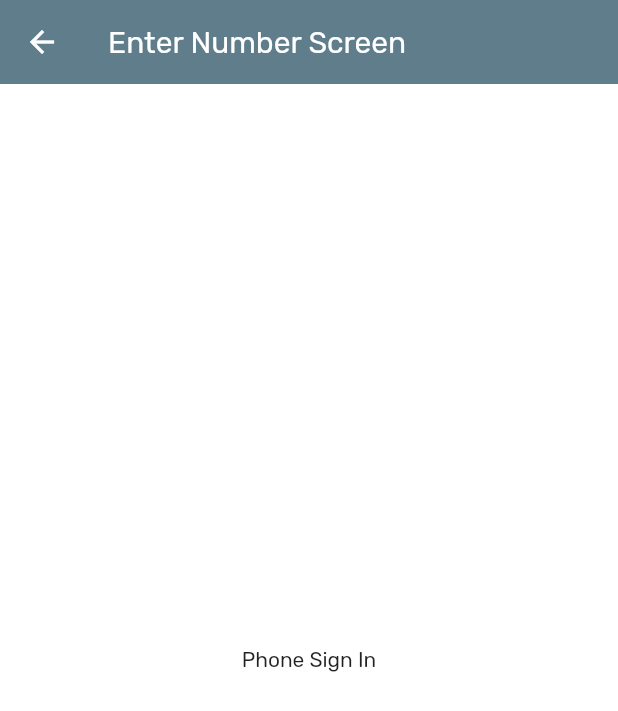
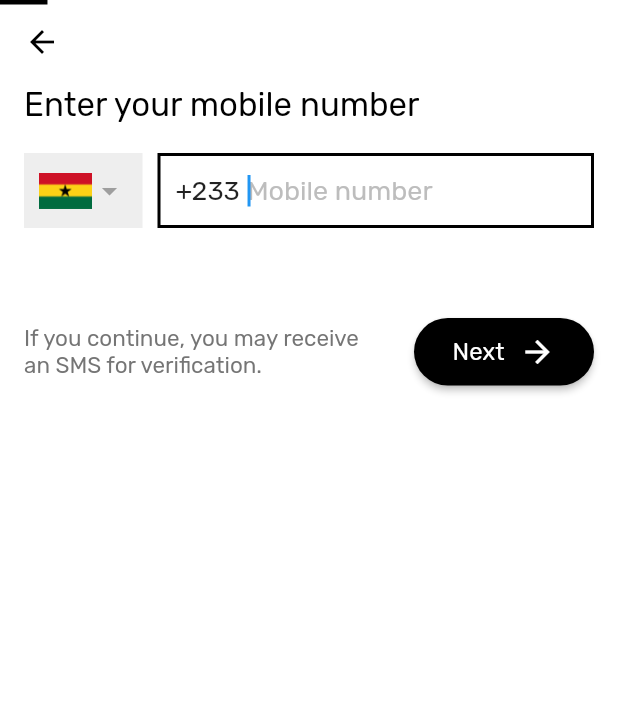
Before and after one commit to Manuelkpatsu/flutter_firebase_auth, a Flutter app: the EnterNumberScreen screen opened by its route, on a phone screen of 412 x 824 dp. Shown: the top 711 px of the screen. Run offline on Flutter 3.47's test engine with Material 2 defaults, Android fonts, the light colour scheme and no system bars; our stand-ins replace firebase_core, get_it, logger; accounts and stored records are empty.

Commit message:
Add EnterNumberScreen

```diff
--- a/lib/l10n/intl_en.arb
+++ b/lib/l10n/intl_en.arb
@@ -1,5 +1,16 @@
 {
   "@@locale": "en",
   "title": "Flutter\nAuth",
-  "phoneSignIn": "Phone Sign In"
+  "phoneSignIn": "Phone Sign In",
+
+  "enterPhoneNumber": "Enter your mobile number",
+  "phoneNumberHint": "Mobile number",
+  "youMayReceiveSMS": "If you continue, you may receive an SMS for verification.",
+  "next": "Next",
+  "signInSuccessfulWithNullUser": "Phone number verified and user signed in but user is null",
+  "signInError": "Failed to sign in: {error}",
+  "phoneNumberRequired": "Phone number is required.",
+  "invalidPhoneNumber": "The phone number you entered is invalid.",
+  "phoneNumberVerificationFailed": "Phone number verification failed: {message}"
+
 }
--- a/lib/main.dart
+++ b/lib/main.dart
@@ -40,14 +40,16 @@ class MyApp extends StatelessWidget {
       theme: ThemeData(
         fontFamily: 'Rubik',
         scaffoldBackgroundColor: Colors.white,
-        primarySwatch: Colors.blueGrey,
+        primaryColor: Colors.white,
         appBarTheme: const AppBarTheme(
           elevation: 0.0,
-          iconTheme: IconThemeData(color: Colors.white),
+          backgroundColor: Colors.transparent,
+          iconTheme: IconThemeData(color: Colors.black),
           systemOverlayStyle: SystemUiOverlayStyle.light,
         ),
         elevatedButtonTheme: ElevatedButtonThemeData(
           style: ElevatedButton.styleFrom(
+            primary: Colors.black,
             onPrimary: Colors.white,
           ),
         ),
--- a/lib/screens/login/phone/number/enter_number_screen.dart
+++ b/lib/screens/login/phone/number/enter_number_screen.dart
@@ -1,4 +1,5 @@
 import 'package:flutter/material.dart';
+import 'package:flutterfirebaseauth/generated/l10n.dart';
 
 class EnterNumberScreen extends StatefulWidget {
   static const routeName = '/enter_phone_number';
@@ -10,15 +11,172 @@ class EnterNumberScreen extends StatefulWidget {
 }
 
 class _EnterNumberScreenState extends State<EnterNumberScreen> {
+  final phoneNumberController = TextEditingController();
+
+  @override
+  void dispose() {
+    phoneNumberController.dispose();
+    super.dispose();
+  }
+
   @override
   Widget build(BuildContext context) {
     return Scaffold(
-      appBar: AppBar(
-        title: const Text('Enter Number Screen'),
+      appBar: PreferredSize(
+        preferredSize: const Size.fromHeight(kToolbarHeight),
+        child: Stack(
+          children: [
+            AppBar(),
+            verifyingPhoneNumberIndicator(),
+          ],
+        ),
       ),
-      body: const Center(
-        child: Text('Phone Sign In'),
+      body: SingleChildScrollView(
+        child: Padding(
+            padding: const EdgeInsets.symmetric(horizontal: 16),
+          child: Column(
+            crossAxisAlignment: CrossAxisAlignment.start,
+            children: [
+              enterNumberText(),
+              const SizedBox(height: 20),
+              Row(
+                crossAxisAlignment: CrossAxisAlignment.center,
+                mainAxisAlignment: MainAxisAlignment.spaceEvenly,
+                children: [
+                  countryFlagImage(),
+                  const SizedBox(width: 10),
+                  Expanded(
+                    child: phoneNumberTextField(),
+                  ),
+                ],
+              ),
+              const SizedBox(height: 60),
+              Row(
+                crossAxisAlignment: CrossAxisAlignment.center,
+                children: [
+                  youMayReceiveSMSText(),
+                  const SizedBox(width: 20),
+                  nextButton(),
+                ],
+              ),
+              const SizedBox(height: 10),
+            ],
+          ),
+        ),
       ),
     );
   }
+
+  Widget verifyingPhoneNumberIndicator() {
+    return Positioned(
+      top: MediaQuery.of(context).padding.top,
+      child: SizedBox(
+        width: MediaQuery.of(context).size.width,
+        child: const LinearProgressIndicator(
+          backgroundColor: Colors.white,
+          minHeight: 3,
+          valueColor: AlwaysStoppedAnimation<Color>(Colors.black),
+        ),
+      ),
+    );
+  }
+
+  Widget enterNumberText() {
+    return Text(
+      S.of(context).enterPhoneNumber,
+      style: const TextStyle(fontSize: 22, color: Colors.black),
+    );
+  }
+
+  Widget countryFlagImage() {
+    return InkWell(
+      onTap: () {},
+      child: Container(
+        height: 50,
+        padding: const EdgeInsets.only(left: 10.0, right: 10),
+        decoration: BoxDecoration(
+          color: Colors.grey.shade200,
+        ),
+        child: Row(
+          crossAxisAlignment: CrossAxisAlignment.center,
+          children: [
+            Image.asset(
+              'assets/flags/gh.png',
+              width: 35,
+              height: 24,
+              fit: BoxFit.cover,
+            ),
+            const Icon(
+              Icons.arrow_drop_down,
+              color: Colors.grey,
+            )
+          ],
+        ),
+      ),
+    );
+  }
+
+  Widget phoneNumberTextField() {
+    return Container(
+      height: 50,
+      padding: const EdgeInsets.symmetric(horizontal: 10.0),
+      decoration: BoxDecoration(
+        border: Border.all(color: Colors.black, width: 2),
+      ),
+      child: Row(
+        crossAxisAlignment: CrossAxisAlignment.center,
+        children: [
+          const Text(
+            '+233',
+            style: TextStyle(fontSize: 18, fontWeight: FontWeight.w400),
+          ),
+          const SizedBox(width: 5),
+          Expanded(
+            child: TextFormField(
+              controller: phoneNumberController,
+              decoration: InputDecoration(
+                hintText: S.of(context).phoneNumberHint,
+                hintStyle:
+                TextStyle(fontSize: 18, color: Colors.grey.shade400),
+                contentPadding: const EdgeInsets.symmetric(vertical: 13),
+                border: InputBorder.none,
+              ),
+              keyboardType: TextInputType.phone,
+              textInputAction: TextInputAction.done,
+              autofocus: true,
+                style: const TextStyle(fontSize: 18, fontWeight: FontWeight.w400),
+            ),
+          )
+        ],
+      ),
+    );
+  }
+
+  Widget youMayReceiveSMSText() {
+    return Expanded(
+      child: Text(
+        S.of(context).youMayReceiveSMS,
+        style: TextStyle(color: Colors.grey.shade600, fontSize: 15),
+      ),
+    );
+  }
+
+  Widget nextButton() {
+    return ConstrainedBox(
+      constraints: const BoxConstraints.tightFor(height: 45, width: 120),
+      child: ElevatedButton(
+            onPressed: () {},
+            child: Row(
+              crossAxisAlignment: CrossAxisAlignment.center,
+              mainAxisAlignment: MainAxisAlignment.center,
+              children: [
+                Text(S.of(context).next, style: const TextStyle(fontSize: 16)),
+                const SizedBox(width: 10),
+                const Icon(Icons.arrow_forward),
+              ],
+            ),
+            style: ElevatedButton.styleFrom(shape: const StadiumBorder()),
+          )
+    );
+  }
 }
```
Also changed, not shown: lib/generated/intl/messages_en.dart, lib/generated/l10n.dart.
